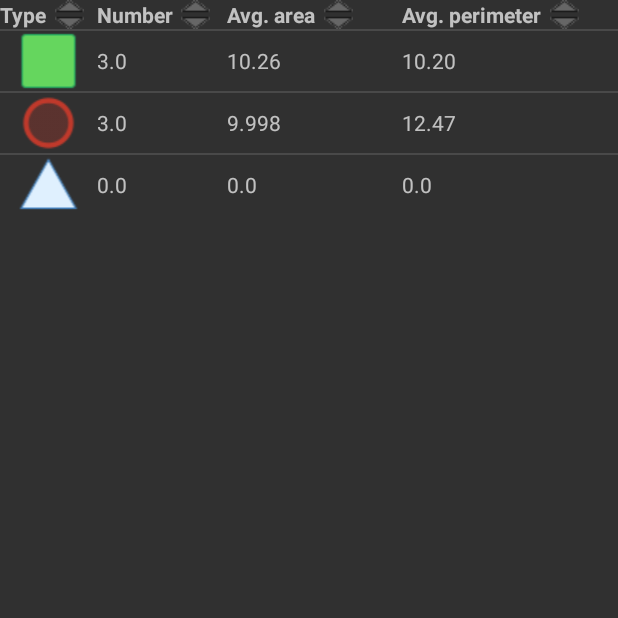
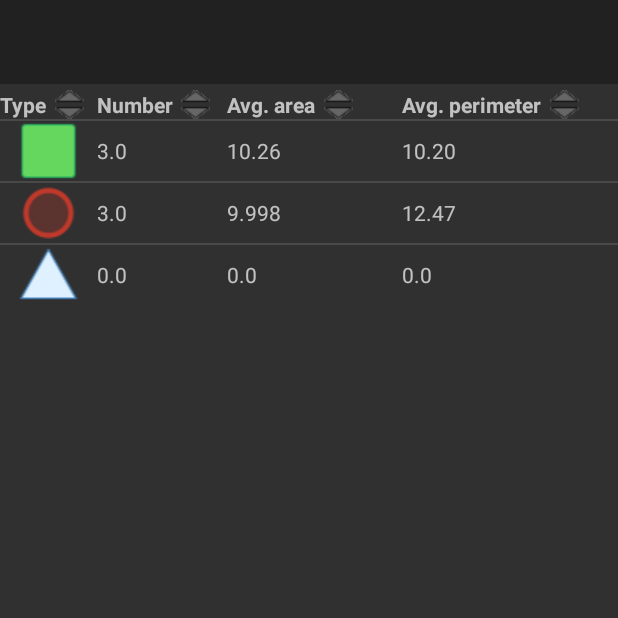
Before and after one commit to lukaszek96tester/appFigureCalc, an Android app: the screen it shows after launch (ActivityShowStatistics), after a tap on "DISPLAY STATISTICS", on a phone screen of 412 x 824 dp, the top half of it. Run offline under Robolectric (Android 15) with nearby library versions, the phone set to English and light mode, and no system bars.

Commit message:
w trakcie pracy, mozna przejsc do aktywnosci ale nie da sie wrocic

```diff
--- a/app/src/main/java/net/ddns/achouse/appfigurecalc/ActivityShowStatistics.java
+++ b/app/src/main/java/net/ddns/achouse/appfigurecalc/ActivityShowStatistics.java
@@ -13,7 +13,7 @@ import java.util.ArrayList;
 import java.util.Collections;
 import java.util.Comparator;
 
-public class ActivityShowStatistics extends AppCompatActivity {
+public class ActivityShowStatistics extends ActivityShowFigures {
 
     @Override
     protected void onCreate(Bundle savedInstanceState) {
--- a/app/src/main/res/layout/activity_show_statistics.xml
+++ b/app/src/main/res/layout/activity_show_statistics.xml
@@ -1,11 +1,47 @@
 <?xml version="1.0" encoding="utf-8"?>
-<android.support.constraint.ConstraintLayout xmlns:android="http://schemas.android.com/apk/res/android"
+<android.support.v4.widget.DrawerLayout xmlns:android="http://schemas.android.com/apk/res/android"
+xmlns:app="http://schemas.android.com/apk/res-auto"
+android:id="@+id/drawer_layout"
+android:layout_width="match_parent"
+android:layout_height="match_parent"
+android:fitsSystemWindows="true">
+
+<!-- Layout to contain contents of main body of screen (drawer will slide over this) -->
+<FrameLayout
+    android:id="@+id/content_frame"
+    android:layout_width="match_parent"
+    android:layout_height="match_parent" >
+
+    <android.support.v7.widget.Toolbar
+        android:id="@+id/toolbar"
+        android:layout_width="match_parent"
+        android:layout_height="?attr/actionBarSize"
+        android:background="?attr/colorPrimary"
+        android:theme="@style/ThemeOverlay.AppCompat.ActionBar" />
+
+
+    <LinearLayout xmlns:android="http://schemas.android.com/apk/res/android"
         android:layout_width="fill_parent"
         android:layout_height="fill_parent"
-    android:orientation="vertical" >
+        android:orientation="vertical"
+        android:layout_marginTop="60dip" >
         <ListView
             android:id="@+id/statistics_list"
             android:layout_width="fill_parent"
             android:layout_height="wrap_content"
             android:dividerHeight="1dp" />
-</android.support.constraint.ConstraintLayout>
+    </LinearLayout>
+
+</FrameLayout>
+
+<!-- Container for contents of drawer - use NavigationView to make configuration easier -->
+<android.support.design.widget.NavigationView
+    android:id="@+id/nav_view"
+    android:layout_width="wrap_content"
+    android:layout_height="match_parent"
+    android:layout_gravity="start"
+    android:fitsSystemWindows="true"
+    app:menu="@menu/drawer_view"
+    app:headerLayout="@layout/nav_header" />
+
+</android.support.v4.widget.DrawerLayout>
--- a/app/src/main/res/menu/drawer_view.xml
+++ b/app/src/main/res/menu/drawer_view.xml
@@ -2,16 +2,16 @@
 <menu xmlns:android="http://schemas.android.com/apk/res/android" >
     <group android:checkableBehavior="single">
         <item
-            android:id="@+id/nav_camera"
+            android:id="@+id/nav_display_figures"
             android:title="@string/display_figures" />
         <item
-            android:id="@+id/nav_gallery"
+            android:id="@+id/nav_add_new_figure"
             android:title="@string/add_new_figure" />
         <item
-            android:id="@+id/nav_slideshow"
+            android:id="@+id/nav_display_statistics"
             android:title="@string/display_statistics" />
         <item
-            android:id="@+id/nav_manage"
+            android:id="@+id/nav_settings"
             android:title="@string/settings" />
     </group>
 </menu>
```
Also changed, not shown: app/src/main/java/net/ddns/achouse/appfigurecalc/ActivityShowFigures.java (+40 -1 lines). Lines whose indentation alone changed are shown as unchanged.
